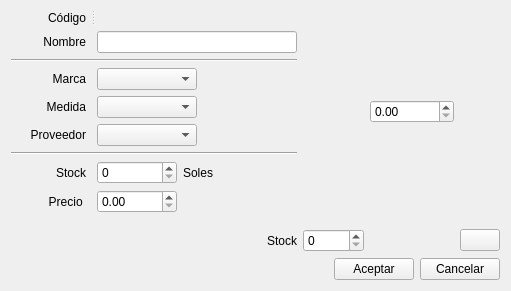
This is ManagerM/ui_edit_articulo.ui in janfranco27/TheProyect as Qt 5 draws it before an edit. The edited form follows.
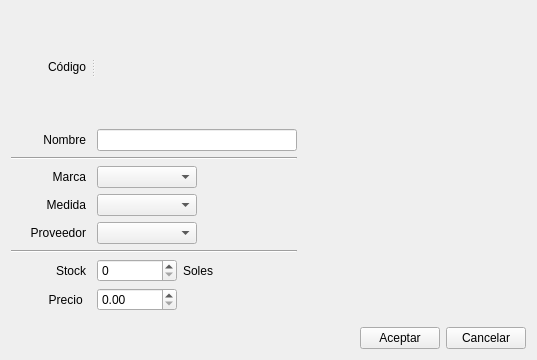
This is the edited form. Icons and pictures are not drawn.

Patch:
```diff
--- a/ManagerM/ui_edit_articulo.ui
+++ b/ManagerM/ui_edit_articulo.ui
@@ -9,8 +9,8 @@
    <rect>
     <x>0</x>
     <y>0</y>
-    <width>310</width>
-    <height>278</height>
+    <width>537</width>
+    <height>360</height>
    </rect>
   </property>
   <property name="font">
@@ -471,36 +471,18 @@
        </property>
       </spacer>
      </item>
-     <item row="2" column="0">
-      <widget class="QLabel" name="l_stock_2">
-       <property name="text">
-        <string>Stock</string>
+     <item row="0" column="1">
+      <spacer name="horizontalSpacer_4">
+       <property name="orientation">
+        <enum>Qt::Horizontal</enum>
        </property>
-       <property name="alignment">
-        <set>Qt::AlignRight|Qt::AlignTrailing|Qt::AlignVCenter</set>
+       <property name="sizeHint" stdset="0">
+        <size>
+         <width>40</width>
+         <height>20</height>
+        </size>
        </property>
-      </widget>
-     </item>
-     <item row="2" column="10">
-      <widget class="QPushButton" name="btn_add_grupo">
-       <property name="text">
-        <string/>
-       </property>
-      </widget>
-     </item>
-     <item row="2" column="1">
-      <widget class="QSpinBox" name="le_stock_2">
-       <property name="maximum">
-        <number>10000</number>
-       </property>
-      </widget>
-     </item>
-     <item row="0" column="9">
-      <widget class="QDoubleSpinBox" name="le_precio_2">
-       <property name="maximum">
-        <double>100000000.000000000000000</double>
-       </property>
-      </widget>
+      </spacer>
      </item>
     </layout>
    </item>
```
Left out of the diff: 44 changed lines with no effect on the pictures. Lines whose indentation alone changed are shown as unchanged.
